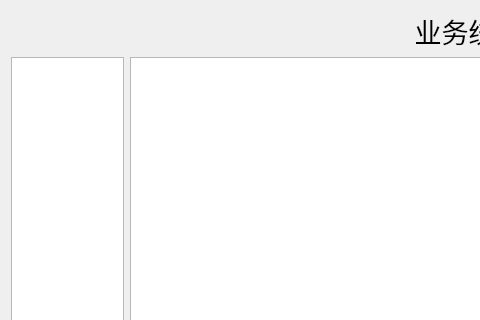
Above: Lab3/ui/UI/ywtable.ui from ByakuyX/USTC-DBLab2022 before the change; both pictures show x 0 to 480 and y 0 to 320 of the 818 by 473 pixel window. Below: the same form after it.
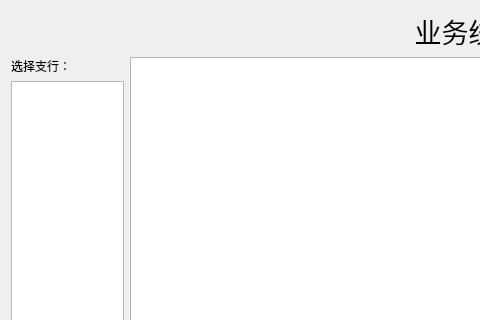
That is the form after the change.

```diff
--- a/Lab3/ui/UI/ywtable.ui
+++ b/Lab3/ui/UI/ywtable.ui
@@ -16,6 +16,13 @@
   <layout class="QGridLayout" name="gridLayout" columnstretch="1,6">
    <item row="1" column="0">
     <layout class="QVBoxLayout" name="verticalLayout_2">
+     <item>
+      <widget class="QLabel" name="label_2">
+       <property name="text">
+        <string>选择支行：</string>
+       </property>
+      </widget>
+     </item>
      <item>
       <widget class="QListWidget" name="list">
        <property name="sizePolicy">
```
